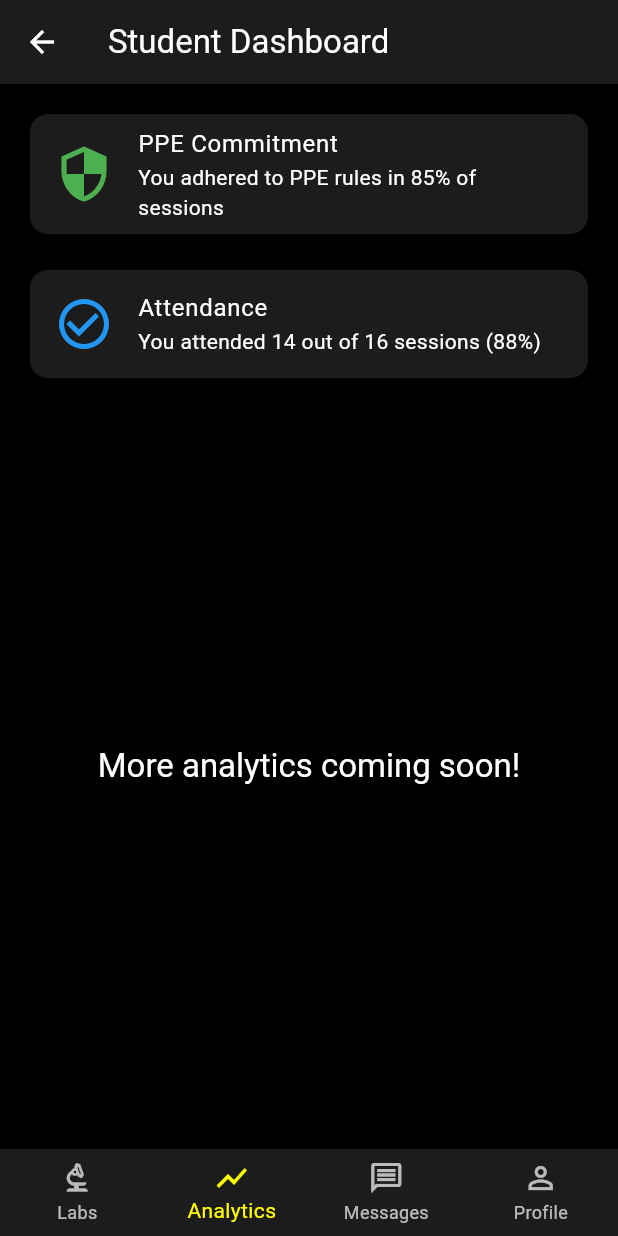
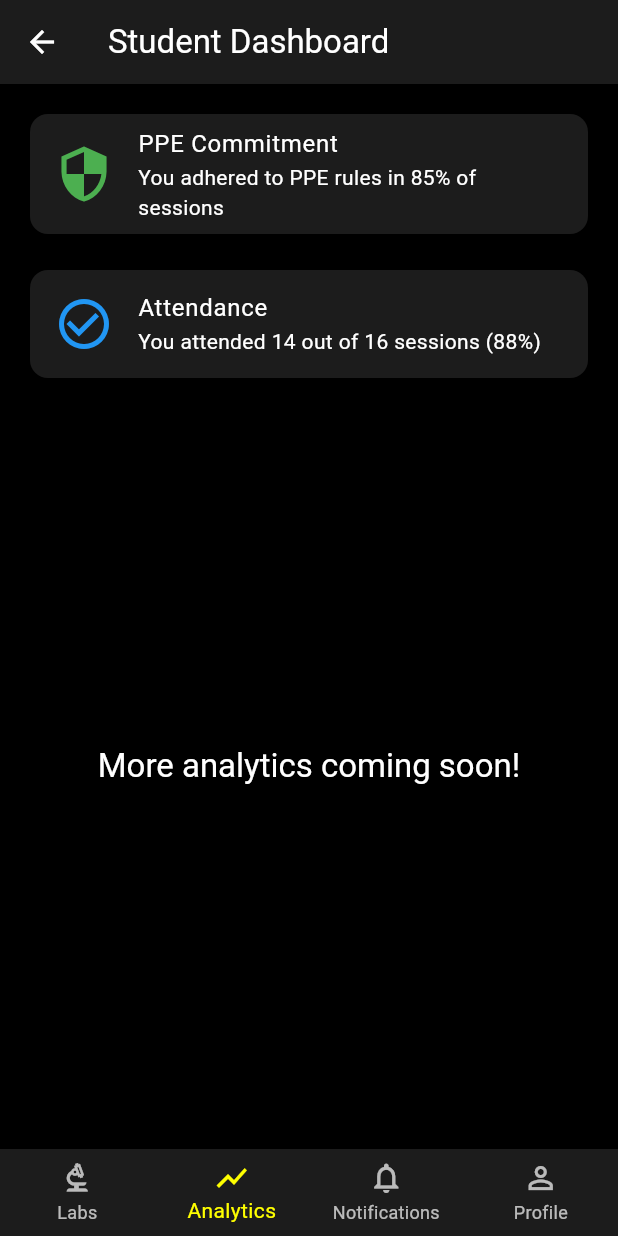
Before and after one commit to Ali-Rhayem/Smart_Labs, a Flutter app: the StudentMainWrapper screen opened by its route, item 2 of the bottom bar chosen, on a phone screen of 412 x 824 dp. Run offline on Flutter 3.47's test engine with Material 3 defaults, Android fonts, the phone set to English and light mode, and no system bars; our stand-ins replace firebase_core, firebase_messaging, fl_chart, flutter_dotenv, flutter_riverpod, flutter_secure_storage and 4 more; missing offline and left inert: flutter_multi_select_items; accounts and stored records are empty; network calls fail.

Commit message:
Update student navigation bar to replace Messages with Notifications icon

```diff
--- a/Mobile/smart_labs_mobile/lib/screens/student/student_main_wrapper.dart
+++ b/Mobile/smart_labs_mobile/lib/screens/student/student_main_wrapper.dart
@@ -51,8 +51,8 @@ class _StudentMainWrapperState extends State<StudentMainWrapper> {
             label: 'Analytics',
           ),
           BottomNavigationBarItem(
-            icon: Icon(Icons.message_outlined),
-            label: 'Messages',
+            icon: Icon(Icons.notifications_none),
+            label: 'Notifications',
           ),
           BottomNavigationBarItem(
             icon: Icon(Icons.person_outline),
```
